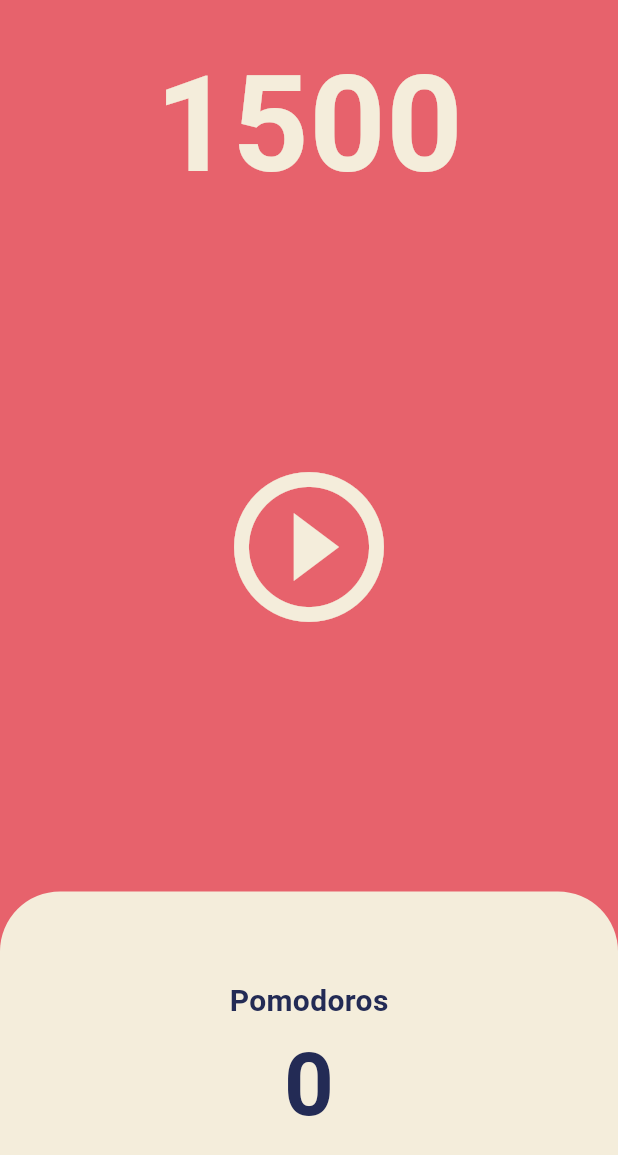
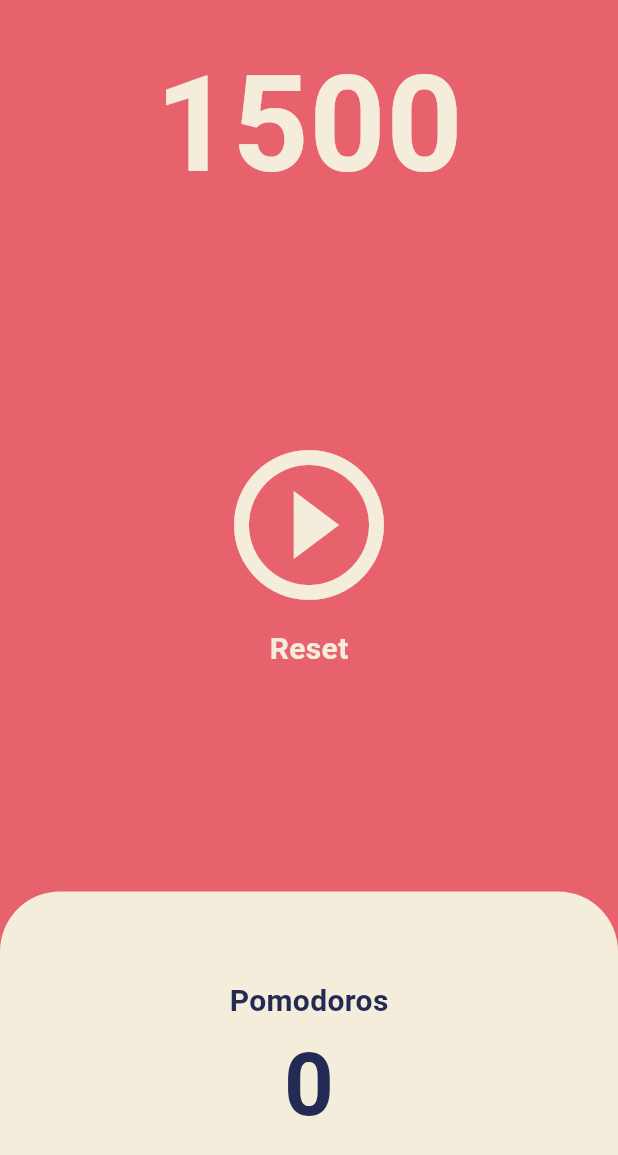
Before and after one commit to heejun8250/Flutter_Pomodoro_App_Clone, a Flutter app: the screen it shows after launch, on a phone screen of 412 x 824 dp. Shown: the top 1155 px of the screen. Run offline on Flutter 3.47's test engine with Material 3 defaults, Android fonts, the phone set to English and light mode, and no system bars.

Commit message:
타이머 리셋 기능 추가

```diff
--- a/lib/screens/home_screen.dart
+++ b/lib/screens/home_screen.dart
@@ -34,6 +34,14 @@ class _HomeScreenState extends State<HomeScreen> {
     });
   }
 
+  void onResetPressed() {
+    timer.cancel();
+    setState(() {
+      totalSeconds = 1500;
+      isRunning = false;
+    });
+  }
+
   @override
   Widget build(BuildContext context) {
     return Scaffold(
@@ -61,13 +69,29 @@ class _HomeScreenState extends State<HomeScreen> {
             Flexible(
               flex: 4,
               child: Center(
-                child: IconButton(
+                child: Column(
+                  mainAxisAlignment: MainAxisAlignment.center,
+                  children: [
+                    IconButton(
                       iconSize: 120,
                       color: Theme.of(context).cardColor,
                       onPressed: isRunning ? onPausePressed : onStartPressed,
                       icon: Icon(isRunning
                           ? Icons.pause_circle_outline
                           : Icons.play_circle_outline),
+                    ),
+                    GestureDetector(
+                      onTap: onResetPressed,
+                      child: Text(
+                        'Reset',
+                        style: TextStyle(
+                          color: Theme.of(context).cardColor,
+                          fontSize: 20,
+                          fontWeight: FontWeight.w600,
+                        ),
+                      ),
+                    ),
+                  ],
                 ),
               ),
             ),
```
Lines whose indentation alone changed are shown as unchanged.
